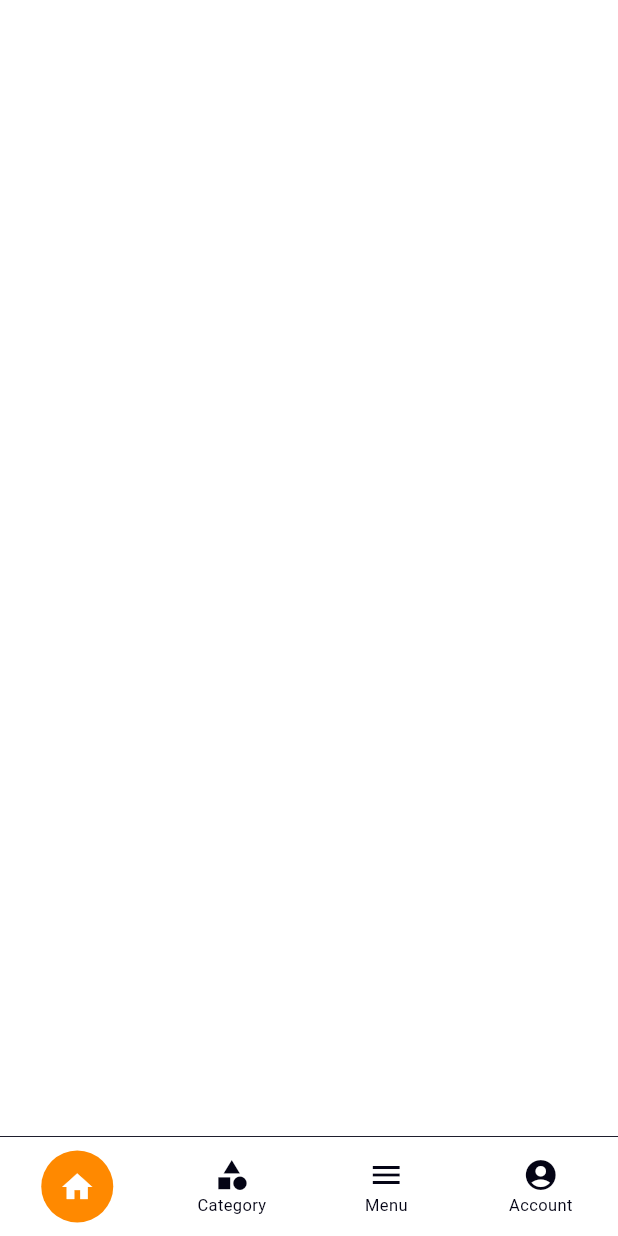
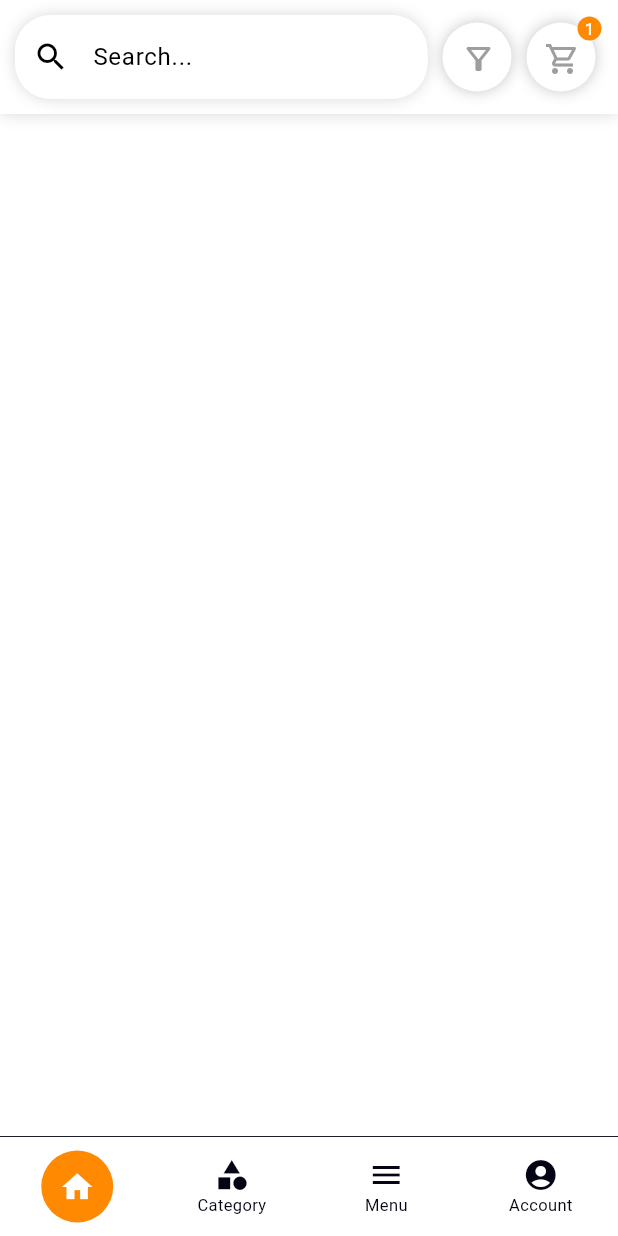
Before and after one commit to bajpaiVivek/my_ui, a Flutter app: the screen it shows after launch, on a phone screen of 412 x 824 dp. Run offline on Flutter 3.47's test engine with Material 3 defaults, Android fonts, the phone set to English and light mode, and no system bars; drawn by our look-alikes of flutter_snake_navigationbar; our stand-ins replace get.

Commit message:
some changes

```diff
--- /dev/null
+++ b/lib/component/main_header.dart
@@ -0,0 +1,104 @@
+import 'package:flutter/material.dart';
+
+class MainHeader extends StatelessWidget {
+  const MainHeader({Key? key}) : super(key: key);
+
+  @override
+  Widget build(BuildContext context) {
+    return Container(
+      decoration: BoxDecoration(color: Colors.white, boxShadow: <BoxShadow>[
+        BoxShadow(
+          color: Colors.grey.withOpacity(0.4),
+          offset: const Offset(0, 0),
+          blurRadius: 8,
+        )
+      ]),
+      padding: const EdgeInsets.all(10),
+      child: Row(
+        children: [
+          Expanded(
+            child: Container(
+              decoration: BoxDecoration(
+                color: Colors.white,
+                borderRadius: const BorderRadius.all(
+                  Radius.circular(24),
+                ),
+                boxShadow: <BoxShadow>[
+                  BoxShadow(
+                    color: Colors.grey.withOpacity(0.4),
+                    offset: const Offset(0, 0),
+                    blurRadius: 8,
+                  ),
+                ],
+              ),
+              child: TextField(
+                autofocus: false,
+                onSubmitted: (val) {},
+                onChanged: (val) {},
+                decoration: InputDecoration(
+                  contentPadding: const EdgeInsets.symmetric(
+                    vertical: 16,
+                    horizontal: 14,
+                  ),
+                  fillColor: Colors.white,
+                  filled: true,
+                  border: OutlineInputBorder(
+                    borderRadius: BorderRadius.circular(24),
+                    borderSide: BorderSide.none,
+                  ),
+                  hintText: 'Search...',
+                  prefixIcon: const Icon(Icons.search),
+                ),
+              ),
+            ),
+          ),
+          const SizedBox(width: 10),
+          Container(
+            height: 46,
+            width: 46,
+            decoration: BoxDecoration(
+              color: Colors.white,
+              shape: BoxShape.circle,
+              boxShadow: <BoxShadow>[
+                BoxShadow(
+                  color: Colors.grey.withOpacity(0.6),
+                  blurRadius: 8,
+                )
+              ],
+            ),
+            padding: const EdgeInsets.all(12),
+            child: const Icon(
+              Icons.filter_alt_outlined,
+              color: Colors.grey,
+            ),
+          ),
+          const SizedBox(width: 10),
+          Badge(
+            label: const Text('1', style: TextStyle(color: Colors.white)),
+            backgroundColor: Theme.of(context).primaryColor,
+            child: Container(
+              height: 46,
+              width: 46,
+              decoration: BoxDecoration(
+                color: Colors.white,
+                shape: BoxShape.circle,
+                boxShadow: <BoxShadow>[
+                  BoxShadow(
+                    color: Colors.grey.withOpacity(0.6),
+                    blurRadius: 8,
+                  )
+                ],
+              ),
+              padding: const EdgeInsets.all(12),
+              child: const Icon(
+                Icons.shopping_cart_outlined,
+                color: Colors.grey,
+              ),
+            ),
+          ),
+          const SizedBox(width: 5),
+        ],
+      ),
+    );
+  }
+}
--- a/lib/view/dashboard/dashboard_screen.dart
+++ b/lib/view/dashboard/dashboard_screen.dart
@@ -3,6 +3,7 @@ import 'package:flutter_snake_navigationbar/flutter_snake_navigationbar.dart';
 import 'package:get/get.dart';
 
 import '../../controller/dashboard_controller.dart';
+import '../home/home_screen.dart';
 
 class DashboardScreen extends StatelessWidget {
   const DashboardScreen({super.key});
@@ -15,7 +16,7 @@ class DashboardScreen extends StatelessWidget {
           child: IndexedStack(
             index: controller.tabIndex,
             children: [
-              Container(),
+              const HomeScreen(),
               Container(
                 color: Colors.red,
               ),
--- a/lib/view/home/home_screen.dart
+++ b/lib/view/home/home_screen.dart
@@ -1,10 +1,15 @@
-// import 'package:flutter/material.dart';
+import 'package:flutter/material.dart';
+import 'package:my_ui/component/main_header.dart';
 
-// class HomeScreen extends StatelessWidget {
-//   const HomeScreen({ Key? key }) : super(key: key);
+class HomeScreen extends StatelessWidget {
+  const HomeScreen({Key? key}) : super(key: key);
 
-//   @override
-//   Widget build(BuildContext context) {
-//     return const Placeholder();
-//   }
-// } working on it...
+  @override
+  Widget build(BuildContext context) {
+    return const SafeArea(
+      child: Column(children: [
+        MainHeader(),
+      ]),
+    );
+  }
+}
--- a/pubspec.yaml
+++ b/pubspec.yaml
@@ -11,6 +11,7 @@ dependencies:
     sdk: flutter
   get: ^4.6.6
   flutter_snake_navigationbar: ^0.6.1
+  badges: ^2.0.3
 
 dev_dependencies:
   flutter_test:
```
Also changed, not shown: lib/model/product.dart (added, +88 -0 lines).
